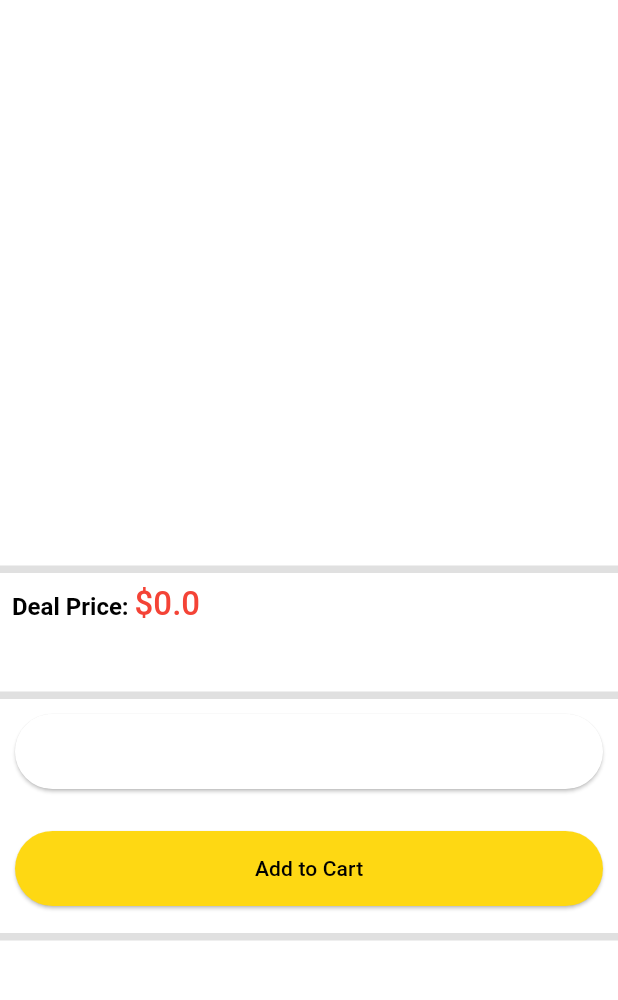
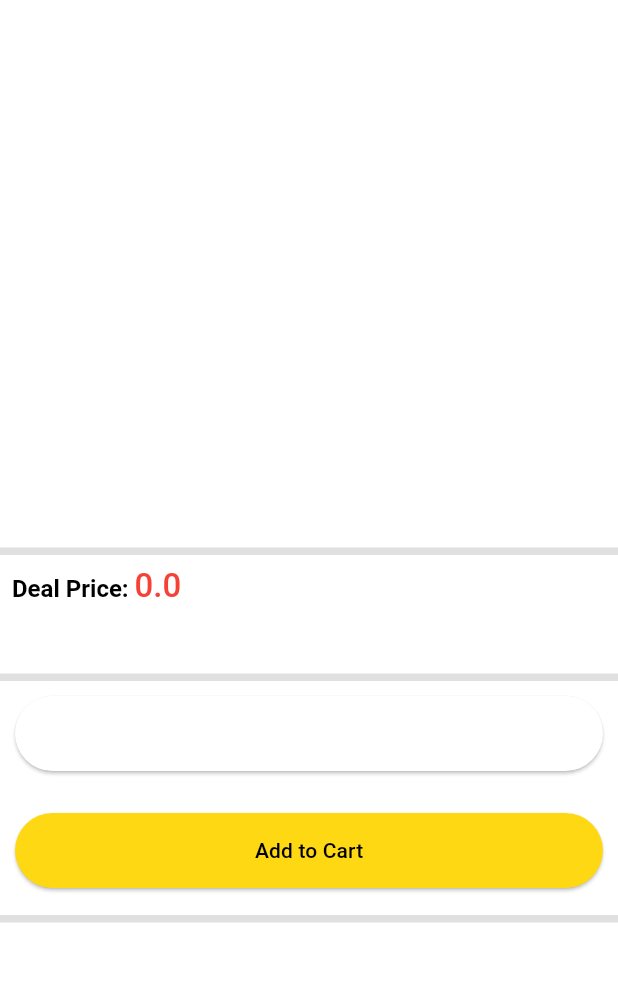
Before and after one commit to rescaletech/rescale_dalvi_farm, a Flutter app: the ProductDetailScreen screen opened directly with empty values, on a phone screen of 412 x 824 dp, the part 90-1090 px from its top. Run offline on Flutter 3.47's test engine with Material 3 defaults, Android fonts, the phone set to English and light mode, and no system bars; drawn by our look-alikes of carousel_slider; our stand-ins replace badges, dotted_border, file_picker, shared_preferences; missing offline and left inert: cloudinary_public; accounts and stored records are empty.

Commit message:
removed dollar symbol from all pages

```diff
--- a/lib/features/cart/services/cart_services.dart
+++ b/lib/features/cart/services/cart_services.dart
@@ -33,6 +33,10 @@ class CartServices {
           User user =
               userProvider.user.copyWith(cart: jsonDecode(res.body)['cart']);
           userProvider.setUserFromModel(user);
+          showSnackBar(
+            context,
+            'Product Removed!',
+          );
         },
       );
     } catch (e) {
--- a/lib/features/cart/widgets/cart_product.dart
+++ b/lib/features/cart/widgets/cart_product.dart
@@ -72,7 +72,7 @@ class _CartProductState extends State<CartProduct> {
                     width: 235,
                     padding: const EdgeInsets.only(left: 10, top: 5),
                     child: Text(
-                      '\$${product.price}',
+                      '${product.price}',
                       style: const TextStyle(
                         fontSize: 20,
                         fontWeight: FontWeight.bold,
--- a/lib/features/cart/widgets/cart_subtotal.dart
+++ b/lib/features/cart/widgets/cart_subtotal.dart
@@ -24,7 +24,7 @@ class CartSubtotal extends StatelessWidget {
             ),
           ),
           Text(
-            '\$$sum',
+            '$sum',
             style: const TextStyle(
               fontSize: 20,
               fontWeight: FontWeight.bold,
--- a/lib/features/product_details/screens/product_details_screen.dart
+++ b/lib/features/product_details/screens/product_details_screen.dart
@@ -104,7 +104,7 @@ class _ProductDetailScreenState extends State<ProductDetailScreen> {
           crossAxisAlignment: CrossAxisAlignment.start,
           children: [
             Padding(
-              padding: const EdgeInsets.all(8.0),
+              padding: const EdgeInsets.all(2.0),
               child: Row(
                 mainAxisAlignment: MainAxisAlignment.start,
               ),
@@ -152,7 +152,7 @@ class _ProductDetailScreenState extends State<ProductDetailScreen> {
                     ),
                     children: [
                       TextSpan(
-                        text: '\$${widget.product.price}',
+                        text: '${widget.product.price}',
                         style: const TextStyle(
                           fontSize: 22,
                           color: Colors.red,
--- a/lib/features/search/screens/search_screen.dart
+++ b/lib/features/search/screens/search_screen.dart
@@ -105,12 +105,6 @@ class _SearchScreenState extends State<SearchScreen> {
                   ),
                 ),
               ),
-              Container(
-                color: Colors.transparent,
-                height: 42,
-                margin: const EdgeInsets.symmetric(horizontal: 10),
-                child: const Icon(Icons.mic, color: Colors.black, size: 25),
-              ),
             ],
           ),
         ),
--- a/lib/features/search/widget/searched_product.dart
+++ b/lib/features/search/widget/searched_product.dart
@@ -36,7 +36,7 @@ class SearchedProduct extends StatelessWidget {
                     width: 235,
                     padding: const EdgeInsets.only(left: 10, top: 5),
                     child: Text(
-                      '\$${product.price}',
+                      '${product.price}',
                       style: const TextStyle(
                           fontSize: 20, fontWeight: FontWeight.bold),
                       maxLines: 2,
```
